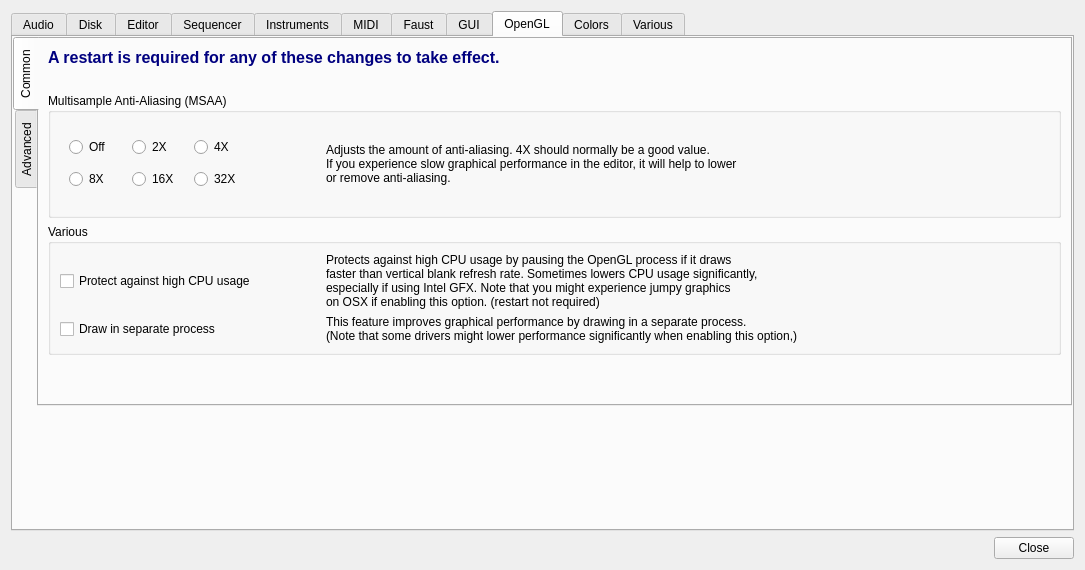
Old version of the form Qt/qt4_preferences.ui in the repository kmatheussen/radium.
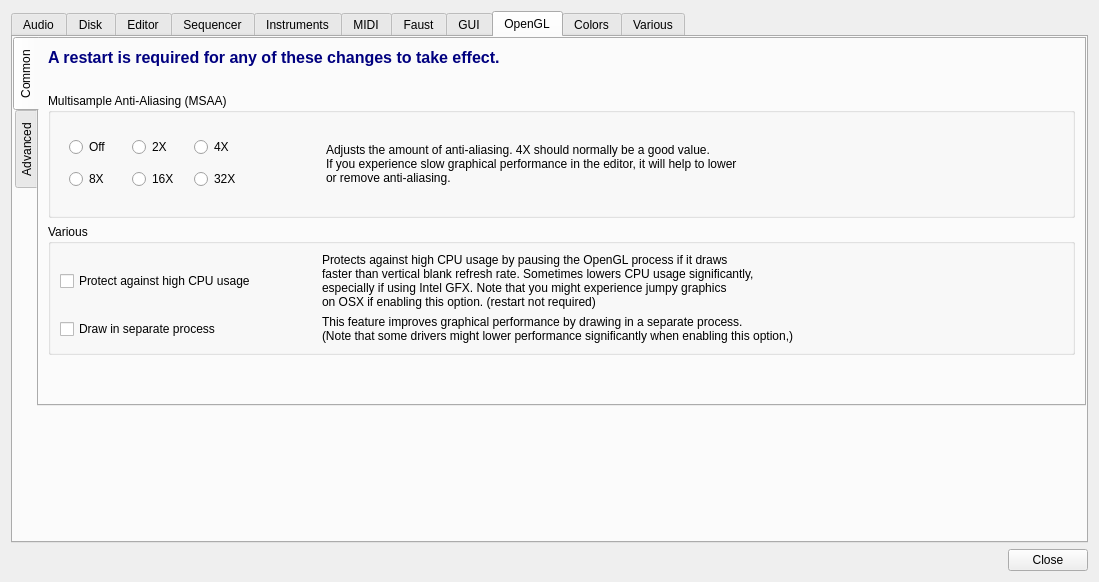
New version of the form.

What changed in the file:
```diff
--- a/Qt/qt4_preferences.ui
+++ b/Qt/qt4_preferences.ui
@@ -6,8 +6,8 @@
    <rect>
     <x>0</x>
     <y>0</y>
-    <width>1085</width>
-    <height>570</height>
+    <width>1099</width>
+    <height>582</height>
    </rect>
   </property>
   <property name="windowTitle">
@@ -9276,7 +9276,7 @@
                 </property>
                 <property name="minimumSize">
                  <size>
-                  <width>200</width>
+                  <width>0</width>
                   <height>0</height>
                  </size>
                 </property>
@@ -9307,7 +9307,7 @@
                 </property>
                 <property name="minimumSize">
                  <size>
-                  <width>200</width>
+                  <width>0</width>
                   <height>0</height>
                  </size>
                 </property>
```
Left out of the diff: 9 changed lines with no effect on the pictures.
